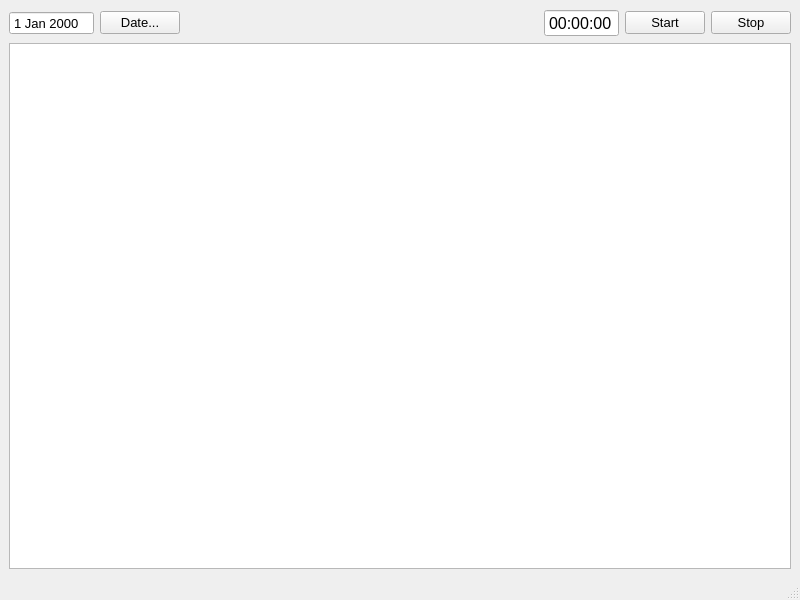
This is mainwindow.ui in OscarVegener/UnderManager as Qt 5 draws it before an edit. The edited form follows.
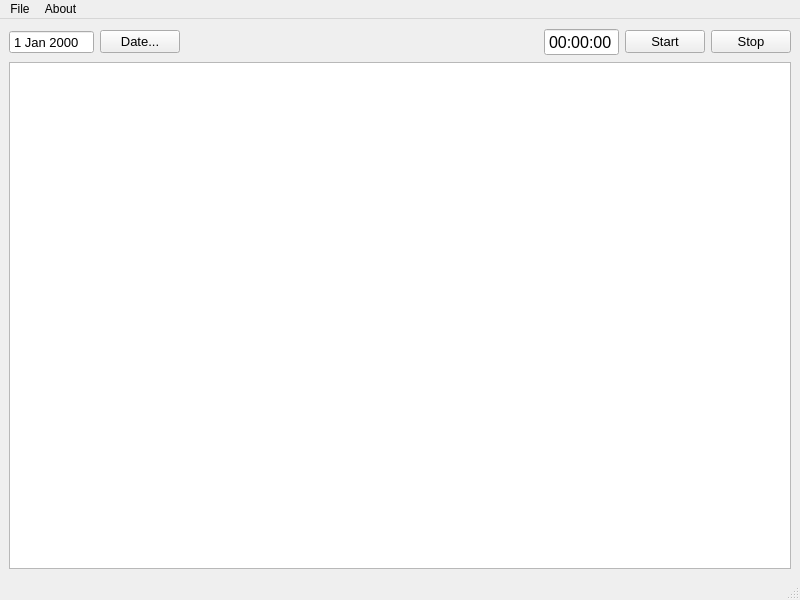
This is the edited form.

```diff
--- a/mainwindow.ui
+++ b/mainwindow.ui
@@ -161,6 +161,22 @@
      <height>26</height>
     </rect>
    </property>
+   <widget class="QMenu" name="menuFile">
+    <property name="title">
+     <string>File</string>
+    </property>
+    <addaction name="actionLoad"/>
+    <addaction name="actionSave_as"/>
+    <addaction name="separator"/>
+    <addaction name="actionExit"/>
+   </widget>
+   <widget class="QMenu" name="menuAbout">
+    <property name="title">
+     <string>About</string>
+    </property>
+   </widget>
+   <addaction name="menuFile"/>
+   <addaction name="menuAbout"/>
   </widget>
   <widget class="QStatusBar" name="statusbar"/>
  </widget>
```
Left out of the diff: 15 changed lines with no effect on the pictures.
